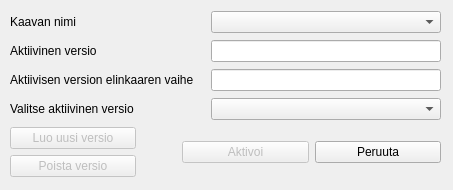
Above: Kauko/ui/version_control_dialog.ui from sitowise/Kauko before the change. Below: the same form after it.
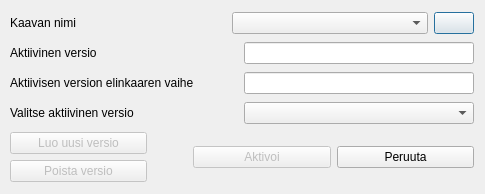
That is the form after the change. Icons and pictures are not drawn.

Commit message: Added feature to locate plan from the map for versioncontrol tool

Diff of the .ui file:
```diff
--- a/Kauko/ui/version_control_dialog.ui
+++ b/Kauko/ui/version_control_dialog.ui
@@ -6,8 +6,8 @@
    <rect>
     <x>0</x>
     <y>0</y>
-    <width>453</width>
-    <height>190</height>
+    <width>485</width>
+    <height>194</height>
    </rect>
   </property>
   <property name="windowTitle">
@@ -18,8 +18,8 @@
     <rect>
      <x>10</x>
      <y>10</y>
-     <width>431</width>
-     <height>171</height>
+     <width>464</width>
+     <height>174</height>
     </rect>
    </property>
    <layout class="QVBoxLayout" name="verticalLayout">
@@ -45,12 +45,32 @@
         </property>
         <property name="maximumSize">
          <size>
-          <width>230</width>
+          <width>196</width>
           <height>16777215</height>
          </size>
         </property>
        </widget>
       </item>
+      <item>
+       <widget class="QPushButton" name="locateMapPushButton">
+        <property name="sizePolicy">
+         <sizepolicy hsizetype="Maximum" vsizetype="Fixed">
+          <horstretch>0</horstretch>
+          <verstretch>0</verstretch>
+         </sizepolicy>
+        </property>
+        <property name="toolTip">
+         <string>Paikanna kartalta</string>
+        </property>
+        <property name="text">
+         <string/>
+        </property>
+        <property name="icon">
+         <iconset resource="../resources.qrc">
+          <normaloff>:/Kauko/icons/mActionFindReplace.svg</normaloff>:/Kauko/icons/mActionFindReplace.svg</iconset>
+        </property>
+       </widget>
+      </item>
      </layout>
     </item>
     <item>
```
Left out of the diff: 1 changed line with no effect on the pictures. The commit also changes 4 other files.
